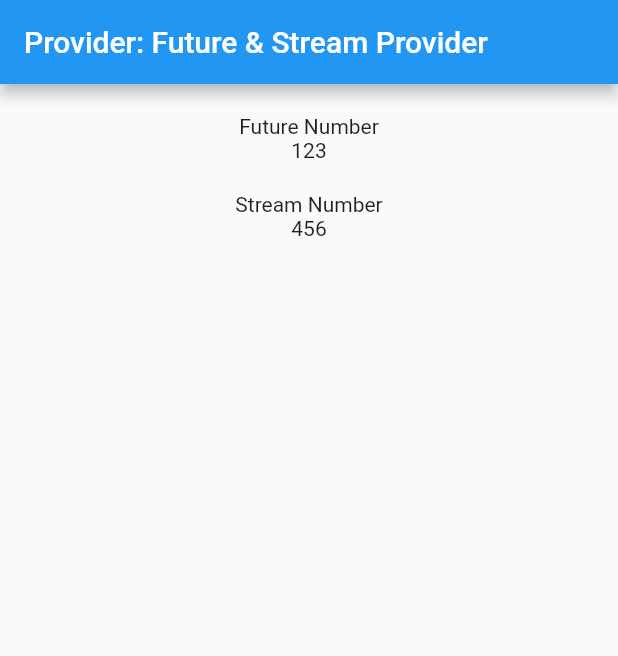
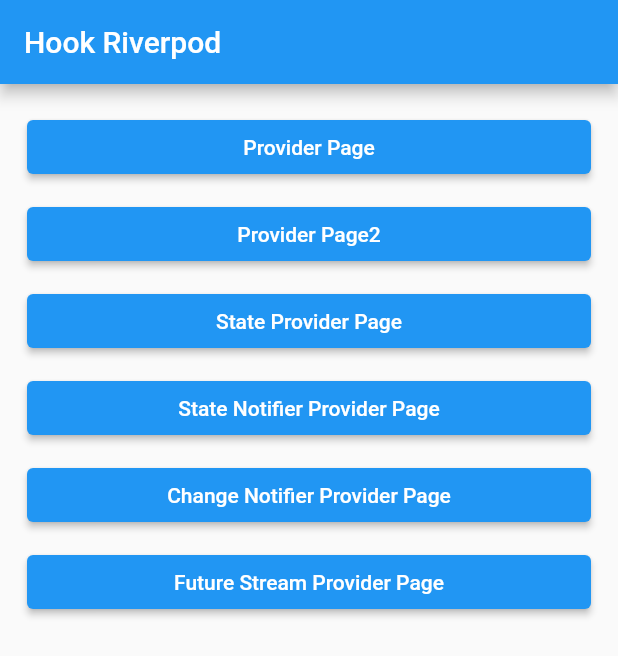
Before and after one commit to MyoMin-Latt/flutter-riverpod, a Flutter app: the screen it shows after launch, on a phone screen of 412 x 824 dp. Shown: the top 656 px of the screen. Run offline on Flutter 3.47's test engine with Material 2 defaults, Android fonts, the phone set to English and light mode, and no system bars; our stand-ins replace hooks_riverpod.

Commit message:
elevated button for each page

```diff
--- a/lib/main.dart
+++ b/lib/main.dart
@@ -1,7 +1,11 @@
 import 'package:flutter/material.dart';
 import 'package:hooks_riverpod/hooks_riverpod.dart';
 
+import 'change_notifier_page.dart';
 import 'future_stream_page.dart';
+import 'provider_page.dart';
+import 'provider_page2.dart';
+import 'state_provider_page.dart';
 
 void main() {
   runApp(const ProviderScope(child: MyApp()));
@@ -13,7 +17,74 @@
   @override
   Widget build(BuildContext context) {
     return const MaterialApp(
-      home: FutureStreamPage(),
+      home: HomePage(),
     );
   }
 }
+
+class HomePage extends StatelessWidget {
+  const HomePage({Key? key}) : super(key: key);
+
+  @override
+  Widget build(BuildContext context) {
+    return Scaffold(
+      appBar: AppBar(
+        title: const Text('Hook Riverpod'),
+      ),
+      body: Padding(
+        padding: const EdgeInsets.all(18.0),
+        child: ListView(
+          children: [
+            ElevatedButton(
+              onPressed: () => Navigator.of(context)
+                  .push(MaterialPageRoute(builder: (context) {
+                return const ProviderPage();
+              })),
+              child: const Text('Provider Page'),
+            ),
+            const SizedBox(height: 10),
+            ElevatedButton(
+              onPressed: () => Navigator.of(context)
+                  .push(MaterialPageRoute(builder: (context) {
+                return const ProviderPage2();
+              })),
+              child: const Text('Provider Page2'),
+            ),
+            const SizedBox(height: 10),
+            ElevatedButton(
+              onPressed: () => Navigator.of(context)
+                  .push(MaterialPageRoute(builder: (context) {
+                return const StateProviderPage();
+              })),
+              child: const Text('State Provider Page'),
+            ),
+            const SizedBox(height: 10),
+            ElevatedButton(
+              onPressed: () => Navigator.of(context)
+                  .push(MaterialPageRoute(builder: (context) {
+                return const StateProviderPage();
+              })),
+              child: const Text('State Notifier Provider Page'),
+            ),
+            const SizedBox(height: 10),
+            ElevatedButton(
+              onPressed: () => Navigator.of(context)
+                  .push(MaterialPageRoute(builder: (context) {
+                return const ChangeNotifierPage();
+              })),
+              child: const Text('Change Notifier Provider Page'),
+            ),
+            const SizedBox(height: 10),
+            ElevatedButton(
+              onPressed: () => Navigator.of(context)
+                  .push(MaterialPageRoute(builder: (context) {
+                return const FutureStreamPage();
+              })),
+              child: const Text('Future Stream Provider Page'),
+            ),
+          ],
+        ),
+      ),
+    );
+  }
+}
```
